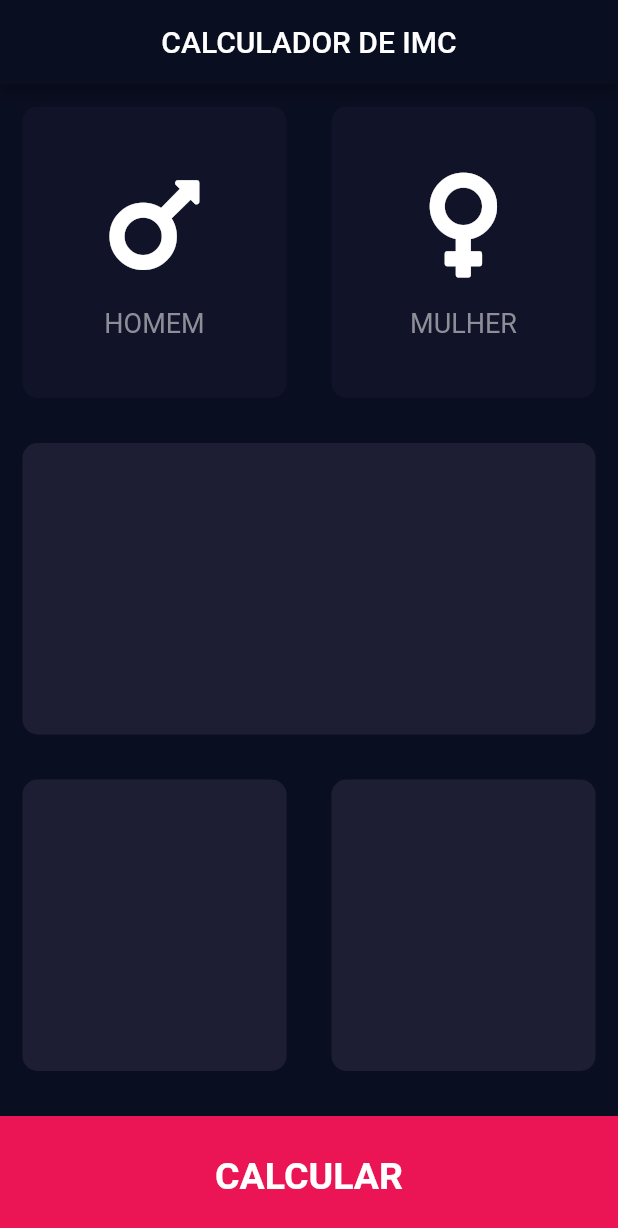
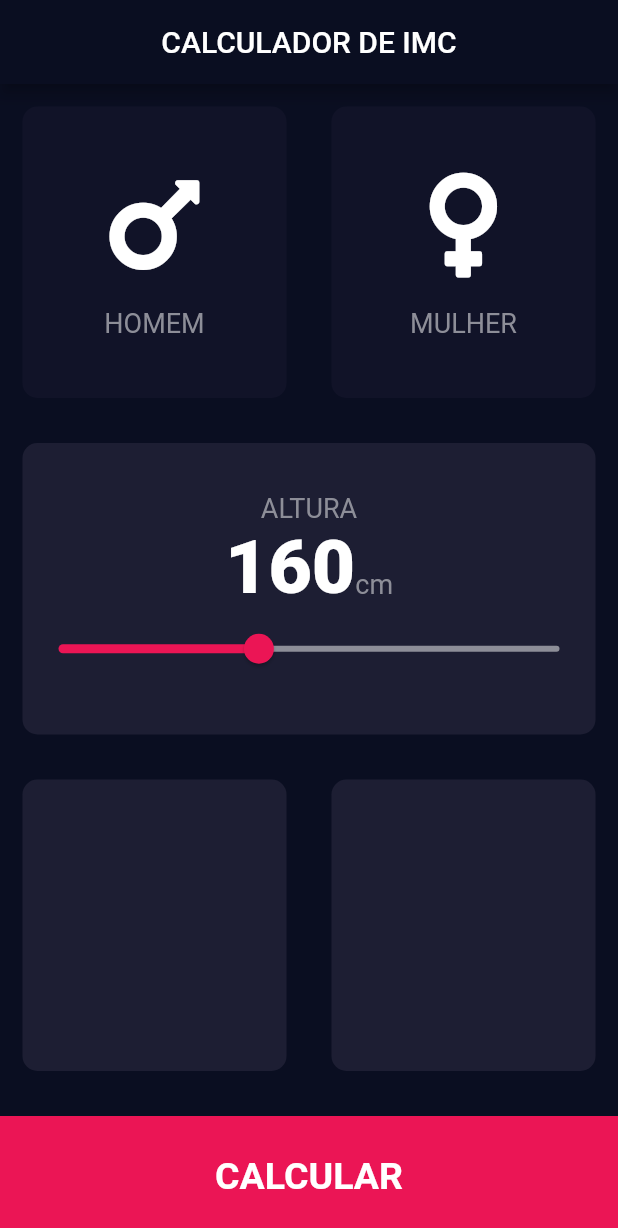
Before and after one commit to lincolnarrais/Calculadora_IMC, a Flutter app: the screen it shows after launch, on a phone screen of 412 x 824 dp. Shown: the top 1228 px of the screen. Run offline on Flutter 3.47's test engine with Material 2 defaults, Android fonts, the phone set to English and light mode, and no system bars; our stand-ins replace font_awesome_flutter.

```diff
--- /dev/null
+++ b/lib/constants.dart
@@ -0,0 +1,10 @@
+import 'package:flutter/material.dart';
+
+const Color kActiveCardColor = Color(0xFF1D1E33);
+const Color kInactiveCardColor = Color(0xFF111328);
+
+const double kBottomContainerHeight = 80;
+const Color kBottomContainerColor = Color(0xFFEB1555);
+
+const TextStyle kLabelStyle = TextStyle(fontSize: 18, color: Color(0xFF8D8E98));
+const TextStyle kNumberStyle = TextStyle(fontWeight: FontWeight.w900, fontSize: 50);
--- a/lib/gender_card_content.dart
+++ b/lib/gender_card_content.dart
@@ -1,5 +1,7 @@
 import 'package:flutter/material.dart';
 import 'package:font_awesome_flutter/font_awesome_flutter.dart';
+
+import 'constants.dart';
 
 class GenderCardContent extends StatelessWidget {
   final IconData iconData;
@@ -22,10 +24,7 @@ class GenderCardContent extends StatelessWidget {
         SizedBox(height: 15),
         Text(
           label,
-          style: TextStyle(
-            fontSize: 18,
-            color: Color(0xFF8D8E98),
-          ),
+          style: kLabelStyle,
         ),
       ],
     );
--- a/lib/input_page.dart
+++ b/lib/input_page.dart
@@ -1,6 +1,7 @@
 import 'package:flutter/material.dart';
 import 'package:font_awesome_flutter/font_awesome_flutter.dart';
 
+import 'constants.dart';
 import 'gender_card_content.dart';
 import 'reusable_card.dart';
 
@@ -9,21 +10,14 @@ enum Gender {
   FEMALE,
 }
 
-const Color activeCardColor = Color(0xFF1D1E33);
-const Color inactiveCardColor = Color(0xFF111328);
-const double bottomContainerHeight = 80;
-const Color bottomContainerColor = Color(0xFFEB1555);
-
 class InputPage extends StatefulWidget {
   @override
   _InputPageState createState() => _InputPageState();
 }
 
 class _InputPageState extends State<InputPage> {
-  Color maleCardColor = inactiveCardColor;
-  Color femaleCardColor = inactiveCardColor;
-
   Gender selectedGender;
+  int height = 160;
 
   @override
   Widget build(BuildContext context) {
@@ -47,8 +41,8 @@ class _InputPageState extends State<InputPage> {
                       });
                     },
                     color: selectedGender == Gender.MALE
-                        ? maleCardColor = activeCardColor
-                        : maleCardColor = inactiveCardColor,
+                        ? kActiveCardColor
+                        : kInactiveCardColor,
                     child: GenderCardContent(
                       iconData: FontAwesomeIcons.mars,
                       label: 'HOMEM',
@@ -65,8 +59,8 @@ class _InputPageState extends State<InputPage> {
                       });
                     },
                     color: selectedGender == Gender.FEMALE
-                        ? femaleCardColor = activeCardColor
-                        : femaleCardColor = inactiveCardColor,
+                        ? kActiveCardColor
+                        : kInactiveCardColor,
                     child: GenderCardContent(
                       iconData: FontAwesomeIcons.venus,
                       label: 'MULHER',
@@ -77,7 +71,44 @@ class _InputPageState extends State<InputPage> {
             ),
           ),
           Expanded(
-            child: ReusableCard(),
+            child: ReusableCard(
+              child: Column(
+                mainAxisAlignment: MainAxisAlignment.center,
+                children: <Widget>[
+                  Text(
+                    'ALTURA',
+                    style: kLabelStyle,
+                  ),
+                  Row(
+                    mainAxisAlignment: MainAxisAlignment.center,
+                    crossAxisAlignment: CrossAxisAlignment.baseline,
+                    textBaseline: TextBaseline.alphabetic,
+                    children: <Widget>[
+                      Text(
+                        height.toString(),
+                        style: kNumberStyle,
+                      ),
+                      Text(
+                        'cm',
+                        style: kLabelStyle,
+                      ),
+                    ],
+                  ),
+                  Slider(
+                    value: height.toDouble(),
+                    min: 120,
+                    max: 220,
+                    activeColor: kBottomContainerColor,
+                    inactiveColor: Color(0xFF8D8E98),
+                    onChanged: (double newVaue) {
+                      setState(() {
+                        height = newVaue.round();
+                      });
+                    },
+                  ),
+                ],
+              ),
+            ),
           ),
           Expanded(
             child: Row(
@@ -93,9 +124,9 @@ class _InputPageState extends State<InputPage> {
           ),
           Container(
             margin: EdgeInsets.only(top: 15),
-            height: bottomContainerHeight,
+            height: kBottomContainerHeight,
             width: double.infinity,
-            color: bottomContainerColor,
+            color: kBottomContainerColor,
             child: Center(
               child: Text(
                 'CALCULAR',
--- a/lib/reusable_card.dart
+++ b/lib/reusable_card.dart
@@ -1,6 +1,6 @@
 import 'package:flutter/material.dart';
 
-const Color cardDefaultColor = Color(0xFF1D1E33);
+import 'constants.dart';
 
 class ReusableCard extends StatelessWidget {
   final Color color;
@@ -8,7 +8,7 @@ class ReusableCard extends StatelessWidget {
   final Function onTap;
 
   ReusableCard({
-    this.color = cardDefaultColor,
+    this.color = kActiveCardColor,
     this.child,
     this.onTap,
   });
@@ -19,6 +19,7 @@ class ReusableCard extends StatelessWidget {
       onTap: onTap,
       child: Container(
         margin: const EdgeInsets.all(15),
+        width: double.infinity,
         decoration: BoxDecoration(
           color: color,
           borderRadius: BorderRadius.circular(10),
```
